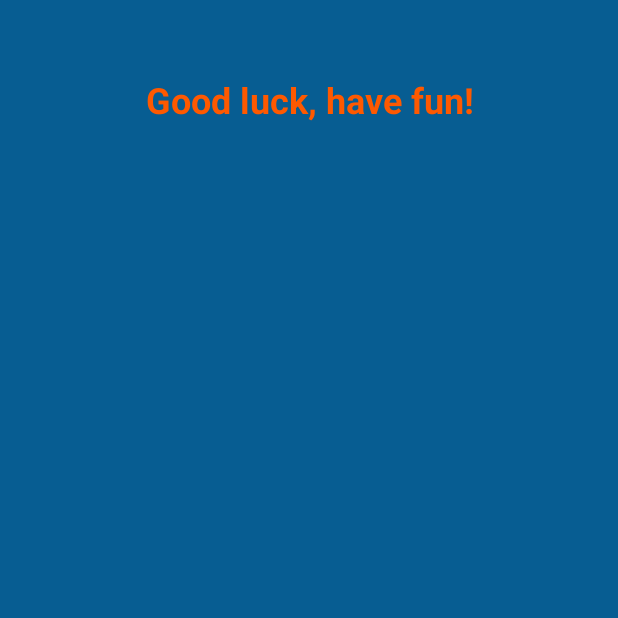
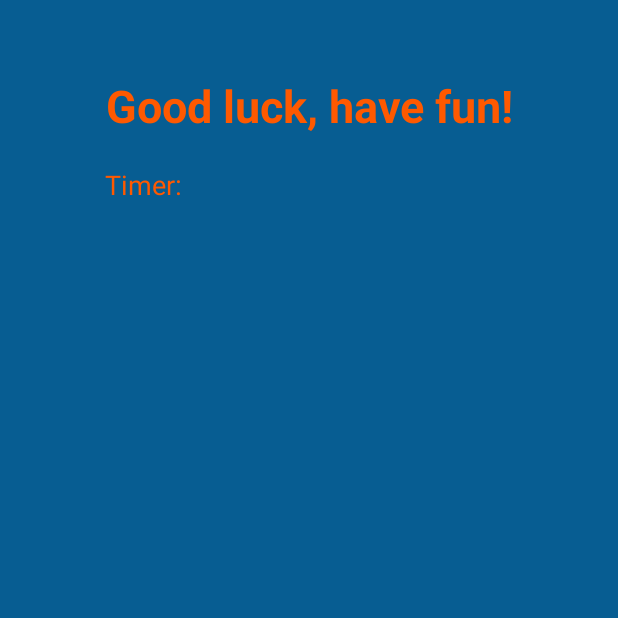
Before and after one commit to Vivianne-S/memoryMania, an Android app: the PlayGameActivity screen opened directly, with no data from a screen before it, on a phone screen of 412 x 824 dp, the top half of it. Run offline under Robolectric (Android 15) with nearby library versions, the phone set to English and light mode, and no system bars.

Commit message:
lAdded new TextView for the Timer label for play game page in activity_play_game.xml                                                     - Adjusted the alignment so that the "Timer:" text starts exactly under the "G" of "Good luck" and is aligned with the left edge of the "Good luck" text.

```diff
--- a/app/src/main/res/layout/activity_play_game.xml
+++ b/app/src/main/res/layout/activity_play_game.xml
@@ -1,24 +1,38 @@
 <?xml version="1.0" encoding="utf-8"?>
 <androidx.constraintlayout.widget.ConstraintLayout xmlns:android="http://schemas.android.com/apk/res/android"
+    xmlns:app="http://schemas.android.com/apk/res-auto"
     android:layout_width="match_parent"
     android:layout_height="match_parent"
-    android:background="#075D92"
-    xmlns:app="http://schemas.android.com/apk/res-auto">
+    android:background="#075D92">
 
     <!-- Good Luck, Have Fun Text -->
     <TextView
         android:id="@+id/gl_hfText"
         android:layout_width="wrap_content"
         android:layout_height="wrap_content"
+        android:layout_marginTop="50dp"
+        android:gravity="center"
         android:text="@string/gl_hf"
         android:textColor="#FE5900"
-        android:textSize="24sp"
+        android:textSize="30sp"
         android:textStyle="bold"
-        app:layout_constraintTop_toTopOf="parent"
+        app:layout_constraintEnd_toEndOf="parent"
         app:layout_constraintStart_toStartOf="parent"
-        app:layout_constraintEnd_toEndOf="parent"
-        android:layout_marginTop="50dp"
-        android:gravity="center" />
+        app:layout_constraintTop_toTopOf="parent" />
+
+    <TextView
+        android:id="@+id/timer_label"
+        android:layout_width="wrap_content"
+        android:layout_height="wrap_content"
+        android:layout_marginTop="20dp"
+        android:gravity="center"
+        android:text="@string/timer_label"
+        android:textColor="#FE5900"
+        android:textSize="18sp"
+        app:layout_constraintTop_toBottomOf="@id/gl_hfText"
+        app:layout_constraintStart_toStartOf="@id/gl_hfText"
+
+ />
 
 
 </androidx.constraintlayout.widget.ConstraintLayout>
```
